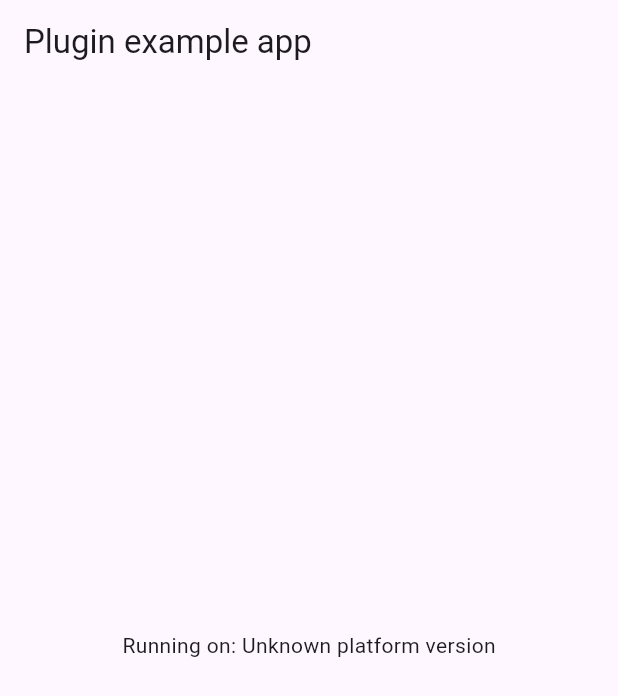
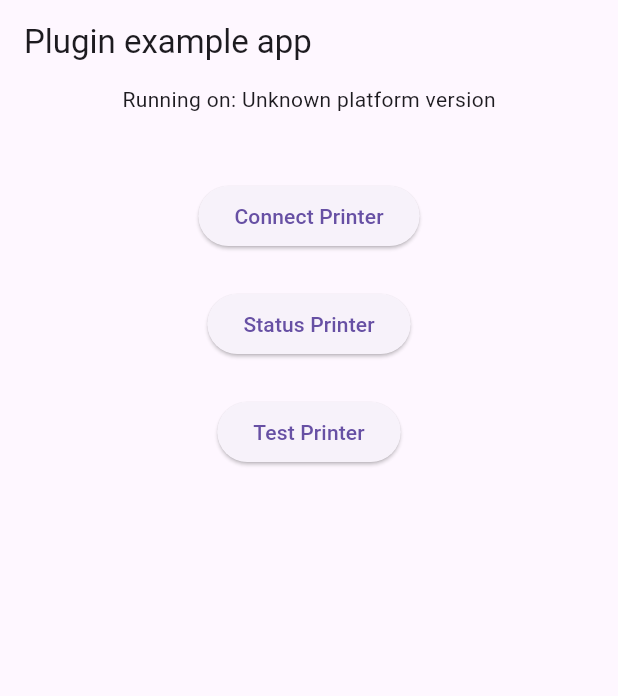
Before and after one commit to firman-ali/printer_module, a Flutter app: the screen it shows after launch, on a phone screen of 412 x 824 dp. Shown: the top 696 px of the screen. Run offline on Flutter 3.47's test engine with Material 3 defaults, Android fonts, the phone set to English and light mode, and no system bars; our stand-ins replace plugin_platform_interface; missing offline and left inert: blue_thermal_printer.

Commit message:
feat: add printer example

```diff
--- /dev/null
+++ b/example/lib/home_page.dart
@@ -0,0 +1,102 @@
+import 'package:flutter/material.dart';
+import 'package:flutter/services.dart';
+import 'package:printer_module/printer_module.dart';
+
+import 'data_selection_sheet.dart';
+
+class HomePage extends StatefulWidget {
+  const HomePage({super.key});
+
+  @override
+  State<HomePage> createState() => _HomePageState();
+}
+
+class _HomePageState extends State<HomePage> {
+  PrinterType? _printerType;
+  String _platformVersion = 'Unknown';
+  final _printerModulePlugin = PrinterModule();
+
+  @override
+  void initState() {
+    super.initState();
+    initPlatformState();
+  }
+
+  // Platform messages are asynchronous, so we initialize in an async method.
+  Future<void> initPlatformState() async {
+    String platformVersion;
+    // Platform messages may fail, so we use a try/catch PlatformException.
+    // We also handle the message potentially returning null.
+    try {
+      platformVersion =
+          await _printerModulePlugin.getPlatformVersion() ??
+          'Unknown platform version';
+    } on PlatformException {
+      platformVersion = 'Failed to get platform version.';
+    }
+
+    // If the widget was removed from the tree while the asynchronous platform
+    // message was in flight, we want to discard the reply rather than calling
+    // setState to update our non-existent appearance.
+    if (!mounted) return;
+
+    setState(() {
+      _platformVersion = platformVersion;
+    });
+  }
+
+  void connectPrinter() async {
+    final result = await DataSelectionSheet.show(
+      context: context,
+      items: PrinterType.values,
+      title: 'Pilih Printer',
+      searchHint: 'Cari printer...',
+      showSearch: true,
+    );
+
+    if (result != null) {
+      _printerType = result;
+      _printerModulePlugin.connectPrinter(result);
+    }
+  }
+
+  void statusPrinter() async {
+    if (_printerType == null) return;
+    final status = await _printerModulePlugin.printerStatus(_printerType!);
+    final snackBar = SnackBar(content: Text('Status Printer: $status'));
+    ScaffoldMessenger.of(context).showSnackBar(snackBar);
+  }
+
+  void testPrinter() async {
+    if (_printerType == null) return;
+    final commands = [PrintText('Hello, World!'), PrintText('This is a test.')];
+    await _printerModulePlugin.prints(
+      printerType: _printerType!,
+      commands: commands,
+    );
+  }
+
+  @override
+  Widget build(BuildContext context) {
+    return Scaffold(
+      appBar: AppBar(title: const Text('Plugin example app')),
+      body: Column(
+        children: [
+          Center(child: Text('Running on: $_platformVersion\n')),
+          SizedBox(height: 24.0),
+          ElevatedButton(
+            onPressed: connectPrinter,
+            child: Text("Connect Printer"),
+          ),
+          SizedBox(height: 24.0),
+          ElevatedButton(
+            onPressed: statusPrinter,
+            child: Text("Status Printer"),
+          ),
+          SizedBox(height: 24.0),
+          ElevatedButton(onPressed: testPrinter, child: Text("Test Printer")),
+        ],
+      ),
+    );
+  }
+}
--- a/example/lib/main.dart
+++ b/example/lib/main.dart
@@ -1,63 +1,16 @@
 import 'package:flutter/material.dart';
-import 'dart:async';
 
-import 'package:flutter/services.dart';
-import 'package:printer_module/printer_module.dart';
+import 'home_page.dart';
 
 void main() {
   runApp(const MyApp());
 }
 
-class MyApp extends StatefulWidget {
+class MyApp extends StatelessWidget {
   const MyApp({super.key});
 
   @override
-  State<MyApp> createState() => _MyAppState();
-}
-
-class _MyAppState extends State<MyApp> {
-  String _platformVersion = 'Unknown';
-  final _printerModulePlugin = PrinterModule();
-
-  @override
-  void initState() {
-    super.initState();
-    initPlatformState();
-  }
-
-  // Platform messages are asynchronous, so we initialize in an async method.
-  Future<void> initPlatformState() async {
-    String platformVersion;
-    // Platform messages may fail, so we use a try/catch PlatformException.
-    // We also handle the message potentially returning null.
-    try {
-      platformVersion =
-          await _printerModulePlugin.getPlatformVersion() ?? 'Unknown platform version';
-    } on PlatformException {
-      platformVersion = 'Failed to get platform version.';
-    }
-
-    // If the widget was removed from the tree while the asynchronous platform
-    // message was in flight, we want to discard the reply rather than calling
-    // setState to update our non-existent appearance.
-    if (!mounted) return;
-
-    setState(() {
-      _platformVersion = platformVersion;
-    });
-  }
-
-  @override
   Widget build(BuildContext context) {
-    return MaterialApp(
-      home: Scaffold(
-        appBar: AppBar(
-          title: const Text('Plugin example app'),
-        ),
-        body: Center(
-          child: Text('Running on: $_platformVersion\n'),
-        ),
-      ),
-    );
+    return MaterialApp(home: HomePage());
   }
 }
```
Also changed, not shown: example/lib/data_selection_sheet.dart (added, +204 -0 lines).
